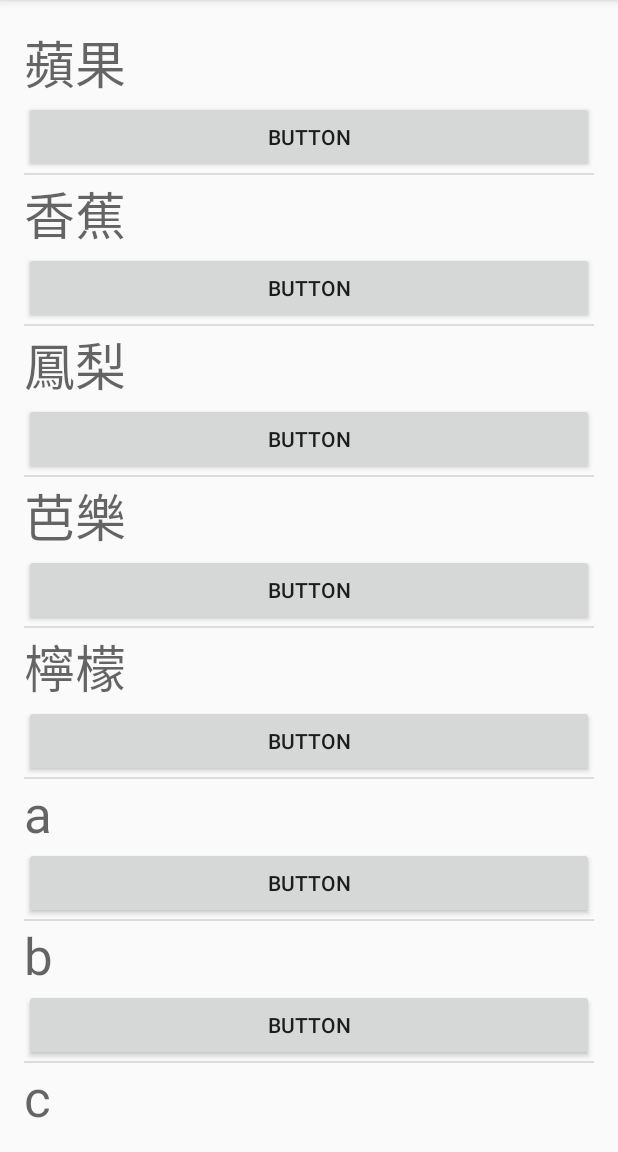
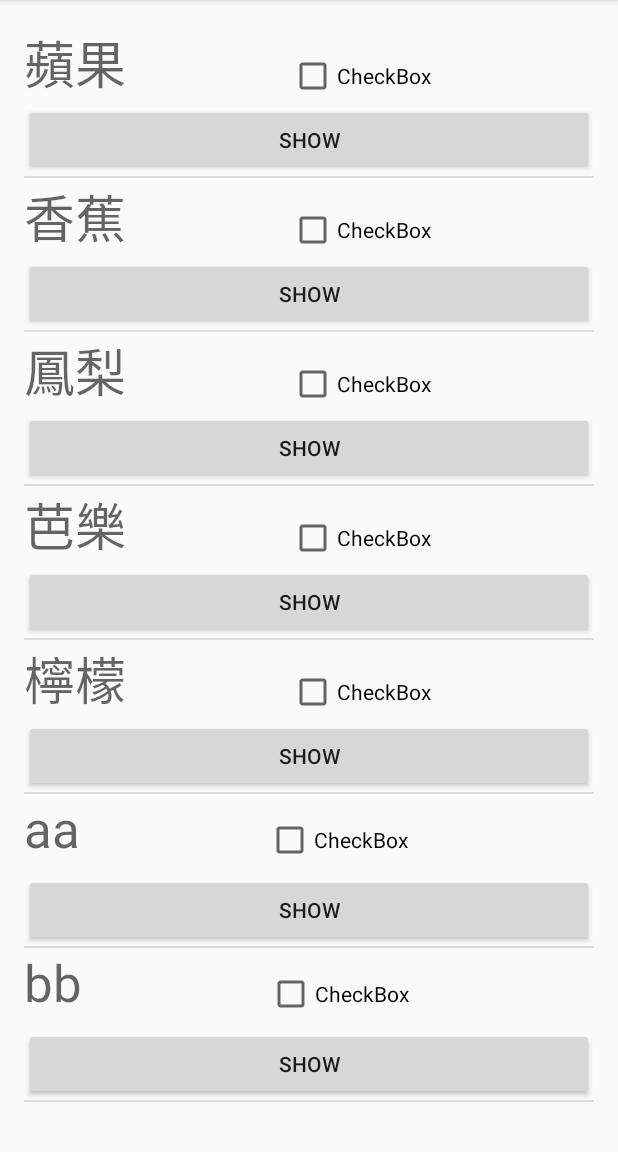
Before and after one commit to pechentw/YVN110305A, an Android app: the screen it shows after launch (MainActivity), on a phone screen of 412 x 824 dp, the part 84-1236 px from its top. Run offline under Robolectric (Android 15) with nearby library versions, the phone set to English and light mode, and no system bars.

Commit message:
to 6th code add button with checkbox

```diff
--- a/app/src/main/java/com/soho/yvtc/yvn110305a/MainActivity.java
+++ b/app/src/main/java/com/soho/yvtc/yvn110305a/MainActivity.java
@@ -6,7 +6,7 @@ import android.widget.ListView;
 
 public class MainActivity extends AppCompatActivity {
     ListView lv;
-    String[] fruits = {"蘋果", "香蕉", "鳳梨", "芭樂", "檸檬","a","b","c","d","f","g","h","i"};
+    String[] fruits = {"蘋果", "香蕉", "鳳梨", "芭樂", "檸檬","aa","bb","cc","dd","ff","gg","hh","ii"};
 
     @Override
     protected void onCreate(Bundle savedInstanceState) {
--- a/app/src/main/java/com/soho/yvtc/yvn110305a/MyAdapter1.java
+++ b/app/src/main/java/com/soho/yvtc/yvn110305a/MyAdapter1.java
@@ -8,6 +8,8 @@ import android.view.View;
 import android.view.ViewGroup;
 import android.widget.BaseAdapter;
 import android.widget.Button;
+import android.widget.CheckBox;
+import android.widget.CompoundButton;
 import android.widget.TextView;
 import android.widget.Toast;
 
@@ -18,6 +20,7 @@ import android.widget.Toast;
 public class MyAdapter1 extends BaseAdapter {
     Context context;
     String[] data;
+    boolean[] chks;
     public MyAdapter1(Context c, String[] f)
     {
         context = c;
@@ -25,6 +28,11 @@ public class MyAdapter1 extends BaseAdapter {
     }
     @Override
     public int getCount() {
+        chks = new boolean[data.length];
+        for (boolean b: chks)
+        {
+            b = false;
+        }
         return data.length;
     }
 
@@ -53,6 +61,17 @@ public class MyAdapter1 extends BaseAdapter {
                 Toast.makeText(context, data[position], Toast.LENGTH_SHORT).show();
             }
         });
+
+        CheckBox chk = (CheckBox) v.findViewById(R.id.checkBox);
+        chk.setChecked(chks[position]);
+        chk.setOnCheckedChangeListener(new CompoundButton.OnCheckedChangeListener() {
+            @Override
+            public void onCheckedChanged(CompoundButton buttonView, boolean isChecked) {
+                chks[position] = isChecked;
+            }
+        });
+
+
         return v;
     }
 }
--- a/app/src/main/res/layout/myitem.xml
+++ b/app/src/main/res/layout/myitem.xml
@@ -3,15 +3,29 @@
     android:orientation="vertical" android:layout_width="match_parent"
     android:layout_height="match_parent">
 
-    <TextView
-        android:text="TextView"
+    <LinearLayout
+        android:orientation="horizontal"
         android:layout_width="match_parent"
-        android:layout_height="wrap_content"
-        android:id="@+id/textView"
-        android:textAppearance="@style/TextAppearance.AppCompat.Display1" />
+        android:layout_height="53dp">
+
+        <TextView
+            android:text="TextView"
+            android:layout_width="wrap_content"
+            android:layout_height="wrap_content"
+            android:id="@+id/textView"
+            android:textAppearance="@style/TextAppearance.AppCompat.Display1"
+            android:layout_weight="1" />
+
+        <CheckBox
+            android:text="CheckBox"
+            android:layout_width="wrap_content"
+            android:layout_height="wrap_content"
+            android:id="@+id/checkBox"
+            android:layout_weight="1" />
+    </LinearLayout>
 
     <Button
-        android:text="Button"
+        android:text="show"
         android:layout_width="match_parent"
         android:layout_height="wrap_content"
         android:id="@+id/button" />
```
